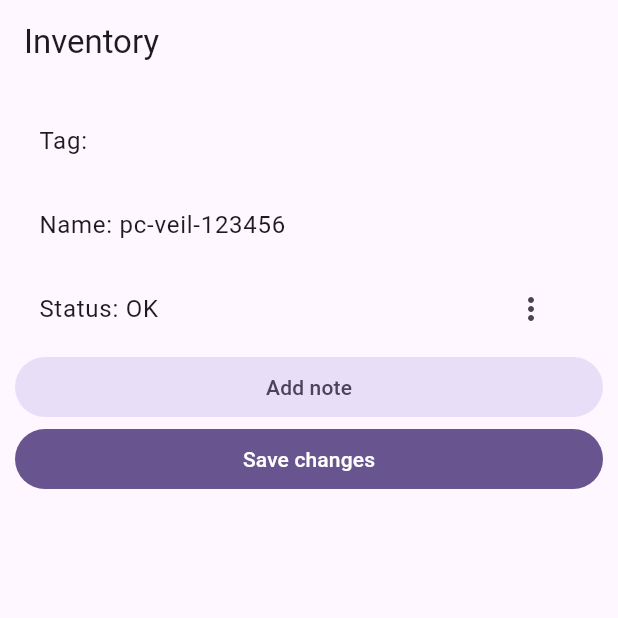
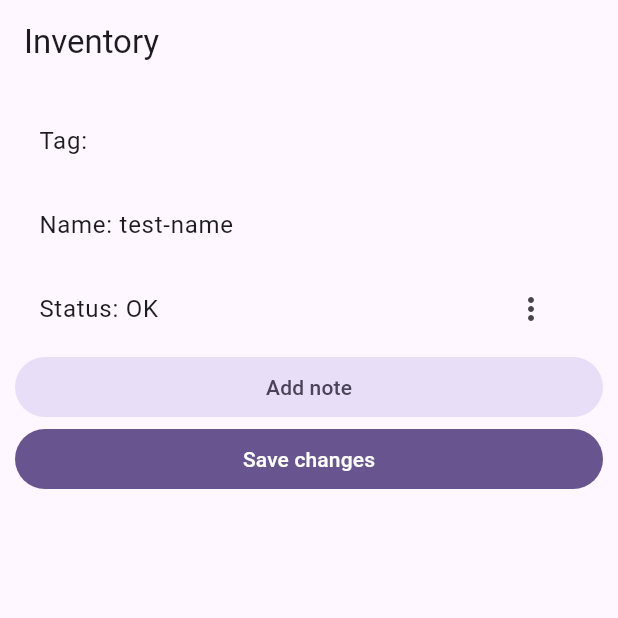
Before and after one commit to jf-guillou/gulpi_flutter, a Flutter app: the InventoryScreen screen opened directly with empty values, on a phone screen of 412 x 824 dp, the top half of it. Run offline on Flutter 3.47's test engine with Material 2 defaults, Android fonts, the phone set to English and light mode, and no system bars; missing offline and left inert: mobile_scanner; generated files the repository leaves out were written again.

Commit message:
More translations

```diff
--- a/lib/models/item_model.dart
+++ b/lib/models/item_model.dart
@@ -1,5 +1,8 @@
 class Item {
   late String id;
+  String? assetTag;
+  String? name;
+  String? status;
 
   Item.readJson(Map<String, dynamic> json) : super() {
     id = json['id'] is int ? json['id'].toString() : json['id'];
--- a/lib/screens/inventory_screen.dart
+++ b/lib/screens/inventory_screen.dart
@@ -2,6 +2,7 @@ import 'dart:developer';
 
 import 'package:flutter/material.dart';
 import 'package:flutter_gen/gen_l10n/app_localizations.dart';
+import 'package:gulpi/models/item_model.dart';
 import 'package:gulpi/screens/scan_screen.dart';
 
 class InventoryScreen extends StatefulWidget {
@@ -14,20 +15,25 @@ class InventoryScreen extends StatefulWidget {
 }
 
 class _InventoryScreenState extends State<InventoryScreen> {
+  final _item = Item.readJson({"id": "1"});
+
   @override
   Widget build(BuildContext context) {
     log("InventoryScreen");
     AppLocalizations l10n = AppLocalizations.of(context)!;
+    _item.assetTag = widget.tag;
+    _item.name = "test-name";
+    _item.status = "OK";
     return Scaffold(
-      appBar: AppBar(title: const Text('Inventory')),
+      appBar: AppBar(title: Text(l10n.inventory)),
       body: Padding(
           padding: const EdgeInsets.all(10.0),
           child: ListView(
             children: [
-              ListTile(title: Text(l10n.assetTag(widget.tag))),
-              ListTile(title: Text(l10n.computerName("pc-veil-123456"))),
+              ListTile(title: Text(l10n.assetTag(_item.assetTag ?? ""))),
+              ListTile(title: Text(l10n.name(_item.name ?? ""))),
               ListTile(
-                  title: Text(l10n.status("OK")),
+                  title: Text(l10n.status(_item.status ?? "")),
                   trailing: PopupMenuButton(
                     itemBuilder: (context) => [
                       PopupMenuItem(value: 1, child: Text(l10n.ok)),
```
Also changed, not shown: lib/l10n/app_en.arb (+20 -5 lines), lib/l10n/app_fr.arb (+15 -1 lines), lib/screens/scan_screen.dart (+8 -12 lines), lib/screens/settings_screen.dart (added, +12 -0 lines).
